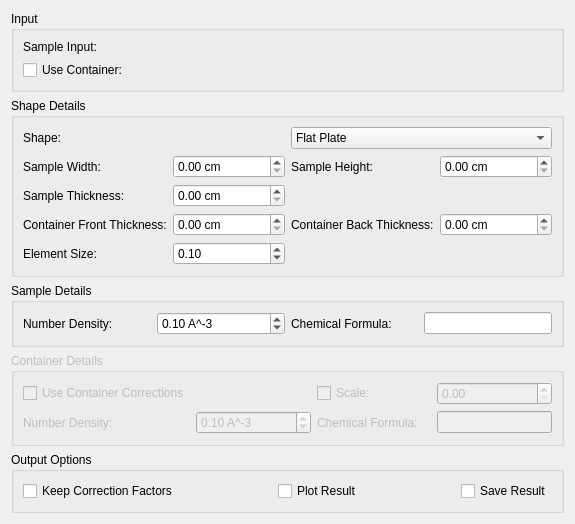
mantidproject/mantid, file Code/Mantid/MantidQt/CustomInterfaces/inc/MantidQtCustomInterfaces/Indirect/AbsorptionCorrections.ui: the form before one commit.
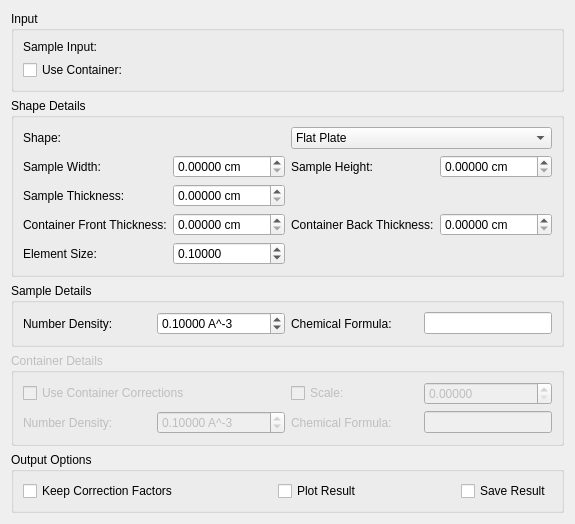
The form after the commit. Custom widgets are drawn as their Qt base class.

```diff
--- a/Code/Mantid/MantidQt/CustomInterfaces/inc/MantidQtCustomInterfaces/Indirect/AbsorptionCorrections.ui
+++ b/Code/Mantid/MantidQt/CustomInterfaces/inc/MantidQtCustomInterfaces/Indirect/AbsorptionCorrections.ui
@@ -170,6 +170,9 @@
           </item>
           <item row="5" column="1">
            <widget class="QDoubleSpinBox" name="spFlatElementSize">
+            <property name="decimals">
+             <number>5</number>
+            </property>
             <property name="singleStep">
              <double>0.010000000000000</double>
             </property>
@@ -183,6 +186,9 @@
             <property name="suffix">
              <string> cm</string>
             </property>
+            <property name="decimals">
+             <number>5</number>
+            </property>
             <property name="singleStep">
              <double>0.100000000000000</double>
             </property>
@@ -193,6 +199,9 @@
             <property name="suffix">
              <string> cm</string>
             </property>
+            <property name="decimals">
+             <number>5</number>
+            </property>
             <property name="singleStep">
              <double>0.100000000000000</double>
             </property>
@@ -210,6 +219,9 @@
             <property name="suffix">
              <string> cm</string>
             </property>
+            <property name="decimals">
+             <number>5</number>
+            </property>
             <property name="singleStep">
              <double>0.100000000000000</double>
             </property>
@@ -220,6 +232,9 @@
             <property name="suffix">
              <string> cm</string>
             </property>
+            <property name="decimals">
+             <number>5</number>
+            </property>
             <property name="singleStep">
              <double>0.100000000000000</double>
             </property>
@@ -244,6 +259,9 @@
             <property name="suffix">
              <string> cm</string>
             </property>
+            <property name="decimals">
+             <number>5</number>
+            </property>
             <property name="singleStep">
              <double>0.100000000000000</double>
             </property>
@@ -430,6 +448,9 @@
         <property name="suffix">
          <string> A^-3</string>
         </property>
+        <property name="decimals">
+         <number>5</number>
+        </property>
         <property name="singleStep">
          <double>0.100000000000000</double>
         </property>
@@ -474,13 +495,6 @@
       <string>Container Details</string>
      </property>
      <layout class="QGridLayout" name="gridLayout_2">
-      <item row="2" column="0">
-       <widget class="QCheckBox" name="ckUseCanCorrections">
-        <property name="text">
-         <string>Use Container Corrections</string>
-        </property>
-       </widget>
-      </item>
       <item row="3" column="2">
        <widget class="QLabel" name="lbCanChemicalFormula">
         <property name="text">
@@ -503,6 +517,9 @@
         <property name="suffix">
          <string> A^-3</string>
         </property>
+        <property name="decimals">
+         <number>5</number>
+        </property>
         <property name="singleStep">
          <double>0.100000000000000</double>
         </property>
@@ -529,6 +546,9 @@
         <property name="enabled">
          <bool>false</bool>
         </property>
+        <property name="decimals">
+         <number>5</number>
+        </property>
         <property name="singleStep">
          <double>0.100000000000000</double>
         </property>
@@ -541,6 +561,13 @@
         </property>
        </widget>
       </item>
+      <item row="2" column="0" colspan="2">
+       <widget class="QCheckBox" name="ckUseCanCorrections">
+        <property name="text">
+         <string>Use Container Corrections</string>
+        </property>
+       </widget>
+      </item>
      </layout>
     </widget>
    </item>
```
Left out of the diff: 18 changed lines with no effect on the pictures.
